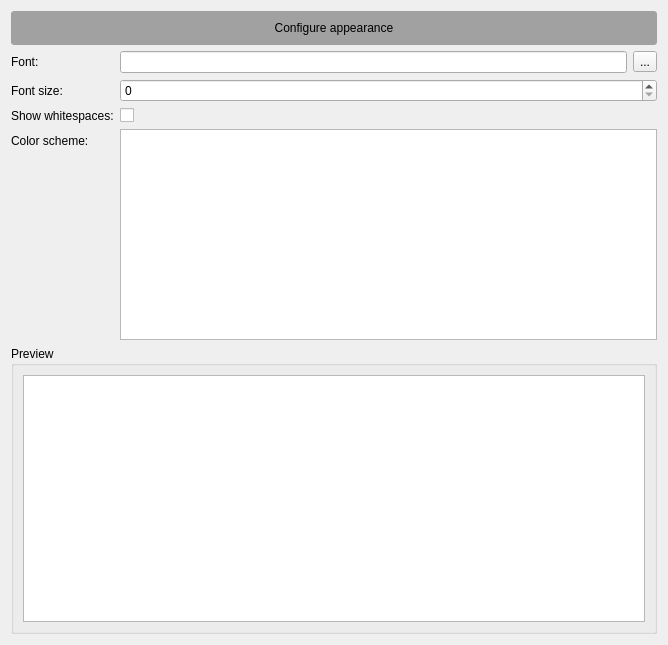
This is forms/settings_page_appearance.ui in merbst/QIdle as Qt 5 draws it before an edit. The edited form follows.
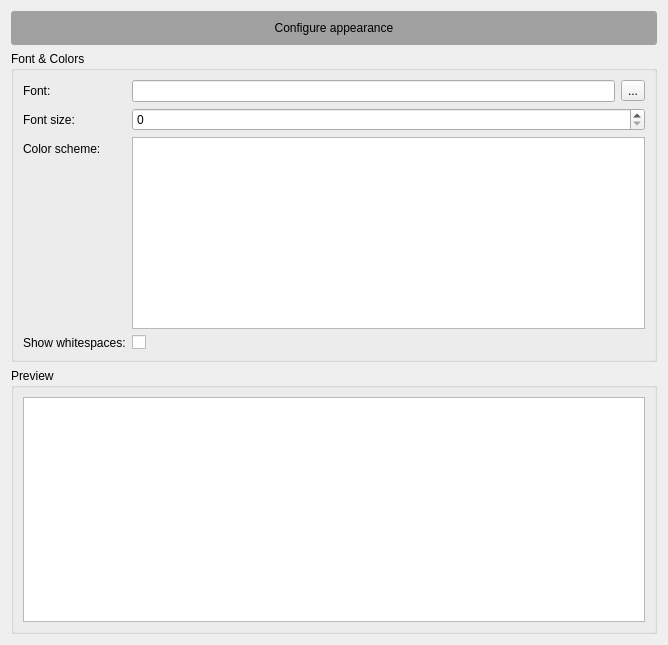
This is the edited form. Custom widgets are drawn as their Qt base class.

Commit message:
Improve settings dialog:
- merge modes and panels page
- move appearance page under the editor node (this page is about editor appearance)

and a few minor gui improvements

The edit to the form file:
```diff
--- a/forms/settings_page_appearance.ui
+++ b/forms/settings_page_appearance.ui
@@ -30,39 +30,34 @@
     </widget>
    </item>
    <item>
-    <layout class="QFormLayout" name="formLayout_2">
+    <widget class="QGroupBox" name="groupBox">
+     <property name="title">
+      <string>Font &amp;&amp; Colors</string>
+     </property>
+     <layout class="QFormLayout" name="formLayout">
      <property name="fieldGrowthPolicy">
       <enum>QFormLayout::ExpandingFieldsGrow</enum>
      </property>
-     <property name="topMargin">
-      <number>0</number>
-     </property>
-     <property name="bottomMargin">
-      <number>0</number>
-     </property>
-     <item row="3" column="0">
-      <widget class="QLabel" name="label_4">
+      <item row="0" column="0">
+       <widget class="QLabel" name="label">
        <property name="text">
-        <string>Color scheme:</string>
+         <string>Font:</string>
        </property>
       </widget>
      </item>
-     <item row="3" column="1">
-      <widget class="QListWidget" name="list_color_schemes"/>
-     </item>
-     <item row="2" column="0">
-      <widget class="QLabel" name="label_2">
+      <item row="0" column="1">
+       <layout class="QHBoxLayout" name="horizontalLayout_2">
+        <item>
+         <widget class="QLineEdit" name="line_edit_font"/>
+        </item>
+        <item>
+         <widget class="QToolButton" name="bt_font">
        <property name="text">
-        <string>Show whitespaces:</string>
+           <string>...</string>
        </property>
       </widget>
      </item>
-     <item row="2" column="1">
-      <widget class="QCheckBox" name="checkbox_whitespaces">
-       <property name="text">
-        <string/>
-       </property>
-      </widget>
+       </layout>
      </item>
      <item row="1" column="0">
       <widget class="QLabel" name="label_3">
@@ -81,28 +76,32 @@
        </property>
       </widget>
      </item>
-     <item row="0" column="0">
-      <widget class="QLabel" name="label">
+      <item row="3" column="0">
+       <widget class="QLabel" name="label_4">
        <property name="text">
-        <string>Font:</string>
+         <string>Color scheme:</string>
        </property>
       </widget>
      </item>
-     <item row="0" column="1">
-      <layout class="QHBoxLayout" name="horizontalLayout_2">
-       <item>
-        <widget class="QLineEdit" name="line_edit_font"/>
-       </item>
-       <item>
-        <widget class="QToolButton" name="bt_font">
+      <item row="3" column="1">
+       <widget class="QListWidget" name="list_color_schemes"/>
+      </item>
+      <item row="4" column="0">
+       <widget class="QLabel" name="label_2">
          <property name="text">
-          <string>...</string>
+         <string>Show whitespaces:</string>
          </property>
         </widget>
        </item>
-      </layout>
-     </item>
-    </layout>
+      <item row="4" column="1">
+       <widget class="QCheckBox" name="checkbox_whitespaces">
+        <property name="text">
+         <string/>
+        </property>
+       </widget>
+      </item>
+     </layout>
+    </widget>
    </item>
    <item>
     <widget class="QGroupBox" name="groupBox_2">
```
Lines whose indentation alone changed are shown as unchanged. The commit also changes 17 other files.
